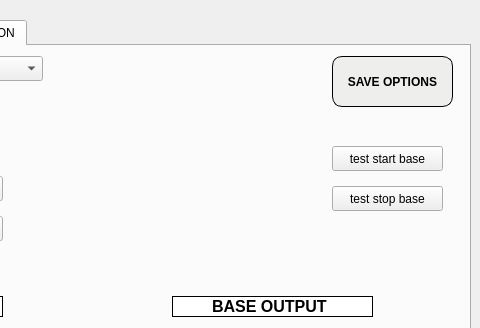
Above: RTKBASE/mydialog.ui from Francklin2/RTKLIB_Touchscreen_GUI before the change; both pictures show x 320 to 800 and y 0 to 328 of the 800 by 480 pixel window. Below: the same form after it.
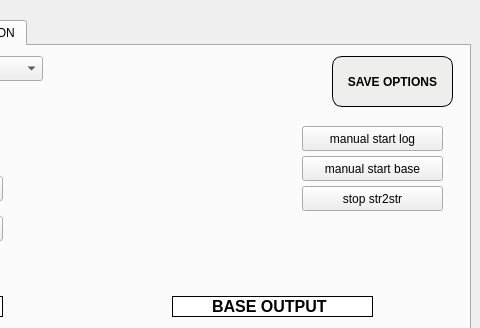
That is the form after the change. The open tabs and pages were chosen to show the change. Custom widgets are drawn as their Qt base class.

Commit message: Add base auto status

What changed in the file:
```diff
--- a/RTKBASE/mydialog.ui
+++ b/RTKBASE/mydialog.ui
@@ -1170,27 +1170,40 @@
     <widget class="QPushButton" name="teststart_pushButton">
      <property name="geometry">
       <rect>
-       <x>640</x>
-       <y>100</y>
-       <width>111</width>
+       <x>610</x>
+       <y>110</y>
+       <width>141</width>
        <height>25</height>
       </rect>
      </property>
      <property name="text">
-      <string>test start base</string>
+      <string>manual start base</string>
      </property>
     </widget>
     <widget class="QPushButton" name="teststop_pushButton">
      <property name="geometry">
       <rect>
-       <x>640</x>
+       <x>610</x>
        <y>140</y>
-       <width>111</width>
+       <width>141</width>
        <height>25</height>
       </rect>
      </property>
      <property name="text">
-      <string>test stop base</string>
+      <string>stop str2str</string>
+     </property>
+    </widget>
+    <widget class="QPushButton" name="testlog_pushButton">
+     <property name="geometry">
+      <rect>
+       <x>610</x>
+       <y>80</y>
+       <width>141</width>
+       <height>25</height>
+      </rect>
+     </property>
+     <property name="text">
+      <string>manual start log</string>
      </property>
     </widget>
    </widget>
```
Left out of the diff: 21 changed lines with no effect on the pictures. The commit also changes 10 other files.
